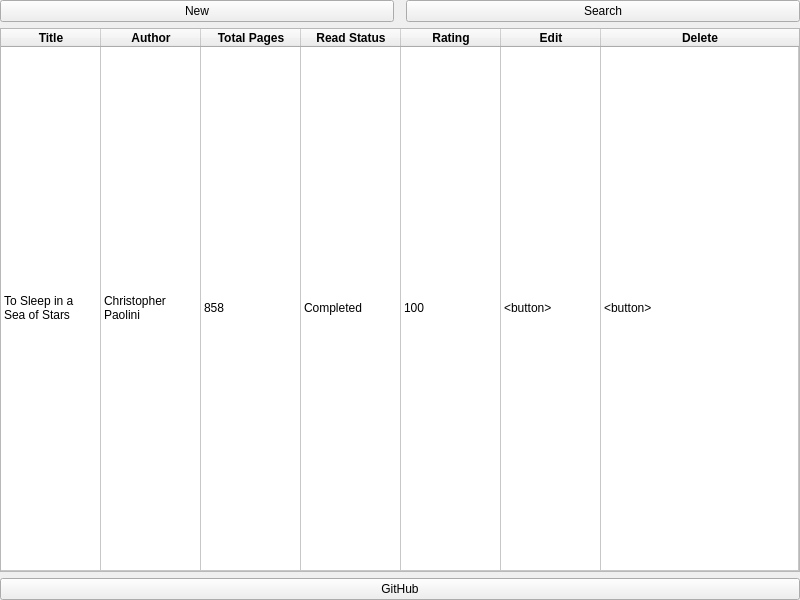
Old version of the form mainwindow.ui in the repository Dylan-Gresham/MyLibraryApp.
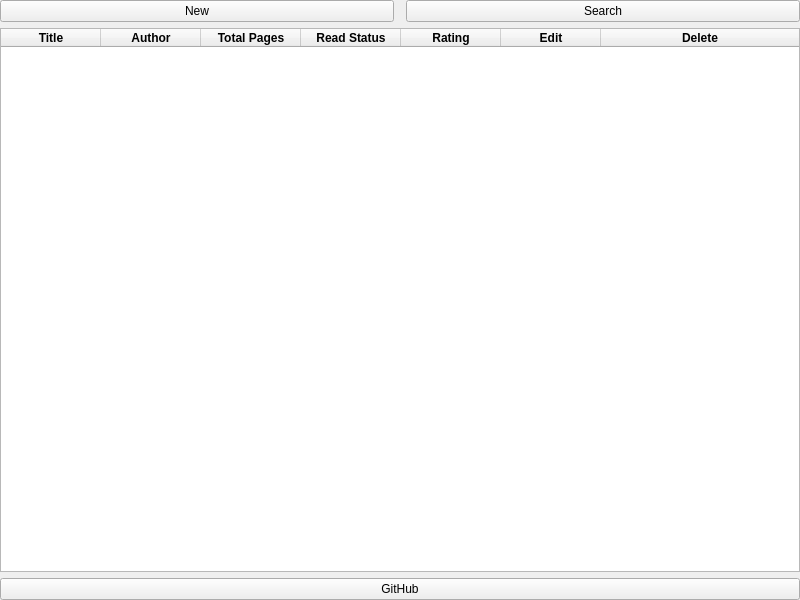
New version of the form.

Commit message: Implement search button functionality

Patch:
```diff
--- a/mainwindow.ui
+++ b/mainwindow.ui
@@ -74,7 +74,7 @@
          <bool>true</bool>
         </property>
         <property name="rowCount">
-         <number>1</number>
+         <number>0</number>
         </property>
         <property name="columnCount">
          <number>7</number>
@@ -106,7 +106,6 @@
         <attribute name="verticalHeaderStretchLastSection">
          <bool>true</bool>
         </attribute>
-        <row/>
         <column>
          <property name="text">
           <string>Title</string>
@@ -180,41 +179,6 @@
           </font>
          </property>
         </column>
-        <item row="0" column="0">
-         <property name="text">
-          <string>To Sleep in a Sea of Stars</string>
-         </property>
-        </item>
-        <item row="0" column="1">
-         <property name="text">
-          <string>Christopher Paolini</string>
-         </property>
-        </item>
-        <item row="0" column="2">
-         <property name="text">
-          <string>858</string>
-         </property>
-        </item>
-        <item row="0" column="3">
-         <property name="text">
-          <string>Completed</string>
-         </property>
-        </item>
-        <item row="0" column="4">
-         <property name="text">
-          <string>100</string>
-         </property>
-        </item>
-        <item row="0" column="5">
-         <property name="text">
-          <string>&lt;button&gt;</string>
-         </property>
-        </item>
-        <item row="0" column="6">
-         <property name="text">
-          <string>&lt;button&gt;</string>
-         </property>
-        </item>
        </widget>
       </item>
      </layout>
```
Left out of the diff: 2 changed lines with no effect on the pictures. The commit also changes 7 other files.
